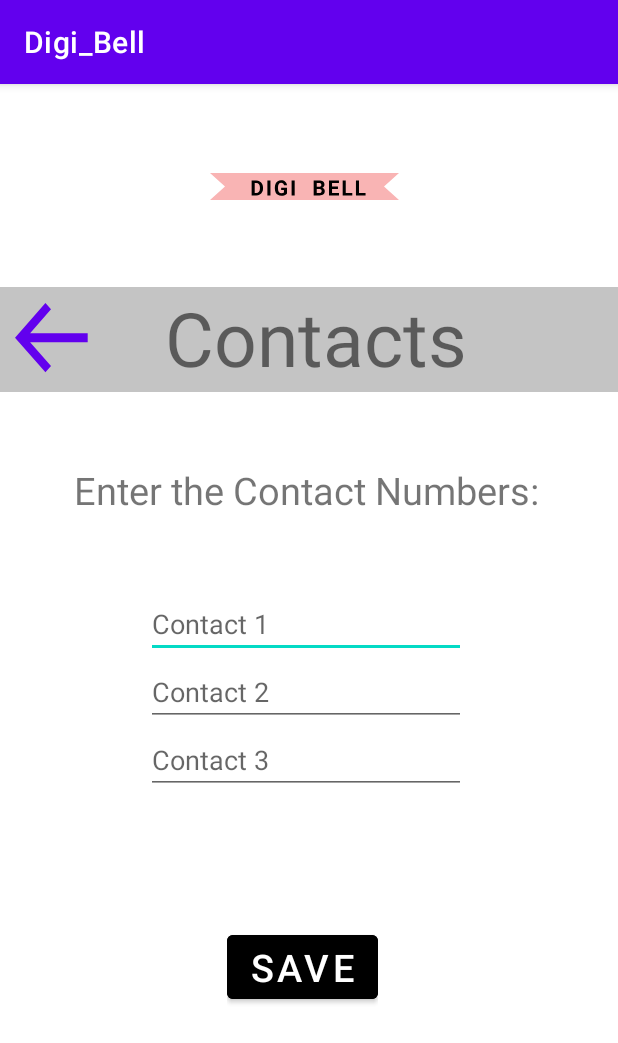
After one commit to QuAnTaMStRiKe/Digi_Bell, an Android app: the Contacts screen opened directly, with no data from a screen before it, on a phone screen of 412 x 824 dp. The commit adds this screen. Shown: the top 1043 px of the screen. Run offline under Robolectric (Android 15) with nearby library versions, the phone set to English and light mode, and no system bars.

Commit message:
Commit 3

```diff
--- a/app/src/main/AndroidManifest.xml
+++ b/app/src/main/AndroidManifest.xml
@@ -9,7 +9,9 @@
         android:roundIcon="@mipmap/ic_launcher_round"
         android:supportsRtl="true"
         android:theme="@style/Theme.Digi_Bell">
-        <activity android:name=".HomeScreen3"></activity>
+        <activity android:name=".Gestures"></activity>
+        <activity android:name=".Contacts" />
+        <activity android:name=".HomeScreen3" />
         <activity android:name=".HomeScreen2" />
         <activity android:name=".HomeScreen1" />
         <activity android:name=".SignUp1" />
--- /dev/null
+++ b/app/src/main/java/com/example/digi_bell/Contacts.kt
@@ -0,0 +1,11 @@
+package com.example.digi_bell
+
+import androidx.appcompat.app.AppCompatActivity
+import android.os.Bundle
+
+class Contacts : AppCompatActivity() {
+    override fun onCreate(savedInstanceState: Bundle?) {
+        super.onCreate(savedInstanceState)
+        setContentView(R.layout.activity_contacts)
+    }
+}
--- /dev/null
+++ b/app/src/main/res/drawable/ic_back.xml
@@ -0,0 +1,9 @@
+<vector xmlns:android="http://schemas.android.com/apk/res/android"
+    android:width="19dp"
+    android:height="16dp"
+    android:viewportWidth="19"
+    android:viewportHeight="16">
+  <path
+      android:pathData="M18.414,6.707H3.828L9.121,1.414L7.707,0L0,7.707L7.707,15.414L9.121,14L3.828,8.707H18.414V6.707Z"
+      android:fillColor="#000000"/>
+</vector>
--- /dev/null
+++ b/app/src/main/res/drawable/ic_rectangle.xml
@@ -0,0 +1,9 @@
+<vector xmlns:android="http://schemas.android.com/apk/res/android"
+    android:width="360dp"
+    android:height="70dp"
+    android:viewportWidth="360"
+    android:viewportHeight="70">
+  <path
+      android:pathData="M0,0h360v70h-360z"
+      android:fillColor="#C4C4C4"/>
+</vector>
--- /dev/null
+++ b/app/src/main/res/layout/activity_contacts.xml
@@ -0,0 +1,116 @@
+<?xml version="1.0" encoding="utf-8"?>
+<RelativeLayout
+    xmlns:android="http://schemas.android.com/apk/res/android"
+    android:layout_height="match_parent"
+    android:layout_width="match_parent">
+    <LinearLayout
+        android:layout_width="wrap_content"
+        android:layout_height="wrap_content"
+        android:layout_alignParentStart="true"
+        android:layout_alignParentTop="true"
+        android:layout_centerHorizontal="true"
+        android:layout_marginStart="138dp"
+        android:layout_marginTop="35dp"
+        android:background="@drawable/ic_logo2"></LinearLayout>
+
+    <LinearLayout
+        android:layout_width="match_parent"
+        android:layout_height="wrap_content"
+        android:layout_alignParentStart="true"
+        android:layout_alignParentTop="true"
+        android:layout_centerHorizontal="true"
+        android:layout_marginStart="0dp"
+        android:layout_marginTop="135dp"
+        android:background="@drawable/ic_rectangle">
+
+        <Button
+            android:id="@+id/back1"
+            android:layout_width="50dp"
+            android:layout_marginLeft="10dp"
+            android:layout_height="wrap_content"
+            android:layout_gravity="center_vertical"
+            android:background="@drawable/ic_back"
+            android:backgroundTint="@color/black" />
+
+        <TextView
+            android:id="@+id/textView"
+            android:layout_width="wrap_content"
+            android:layout_height="wrap_content"
+            android:text="Contacts"
+            android:textSize="50dp"
+            android:layout_marginLeft="50dp" />
+
+    </LinearLayout>
+
+    <LinearLayout
+        android:layout_width="wrap_content"
+        android:layout_height="wrap_content"
+        android:layout_alignParentStart="true"
+        android:layout_alignParentTop="true"
+        android:layout_marginStart="49dp"
+        android:layout_marginTop="253dp">
+        <TextView
+            android:id="@+id/textView2"
+            android:layout_width="wrap_content"
+            android:layout_height="wrap_content"
+            android:layout_weight="1"
+            android:text="Enter the Contact Numbers:"
+            android:textSize="25dp"/>
+
+    </LinearLayout>
+
+    <LinearLayout
+        android:layout_width="wrap_content"
+        android:layout_height="wrap_content"
+        android:layout_alignParentStart="true"
+        android:layout_alignParentTop="true"
+        android:layout_marginStart="97dp"
+        android:layout_marginTop="337dp"
+        android:orientation="vertical">
+
+        <EditText
+            android:id="@+id/contact1"
+            android:layout_width="wrap_content"
+            android:layout_height="wrap_content"
+            android:layout_weight="1"
+            android:ems="10"
+            android:inputType="phone"
+            android:hint="Contact 1" />
+
+        <EditText
+            android:id="@+id/contact2"
+            android:layout_width="wrap_content"
+            android:layout_height="wrap_content"
+            android:layout_weight="1"
+            android:ems="10"
+            android:inputType="phone"
+            android:hint="Contact 2" />
+
+        <EditText
+            android:id="@+id/contact3"
+            android:layout_width="wrap_content"
+            android:layout_height="wrap_content"
+            android:layout_weight="1"
+            android:ems="10"
+            android:inputType="phone"
+            android:hint="Contact 3" />
+    </LinearLayout>
+
+    <LinearLayout
+        android:layout_width="wrap_content"
+        android:layout_height="wrap_content"
+        android:layout_alignParentStart="true"
+        android:layout_alignParentBottom="true"
+        android:layout_marginStart="151dp"
+        android:layout_marginBottom="152dp">
+        <Button
+            android:id="@+id/button3"
+            android:layout_width="wrap_content"
+            android:layout_height="wrap_content"
+            android:layout_weight="1"
+            android:text="Save"
+            android:textSize="25dp"
+            android:backgroundTint="@color/black"/>
+
+    </LinearLayout>
+</RelativeLayout>
```
Also changed, not shown: app/src/main/java/com/example/digi_bell/Gestures.kt (added, +11 -0 lines), app/src/main/res/layout/activity_gestures.xml (added, +107 -0 lines), app/src/main/res/layout/activity_home_screen1.xml (+18 -6 lines), app/src/main/res/layout/activity_home_screen2.xml (+18 -6 lines), app/src/main/res/layout/activity_home_screen3.xml (+18 -6 lines).
